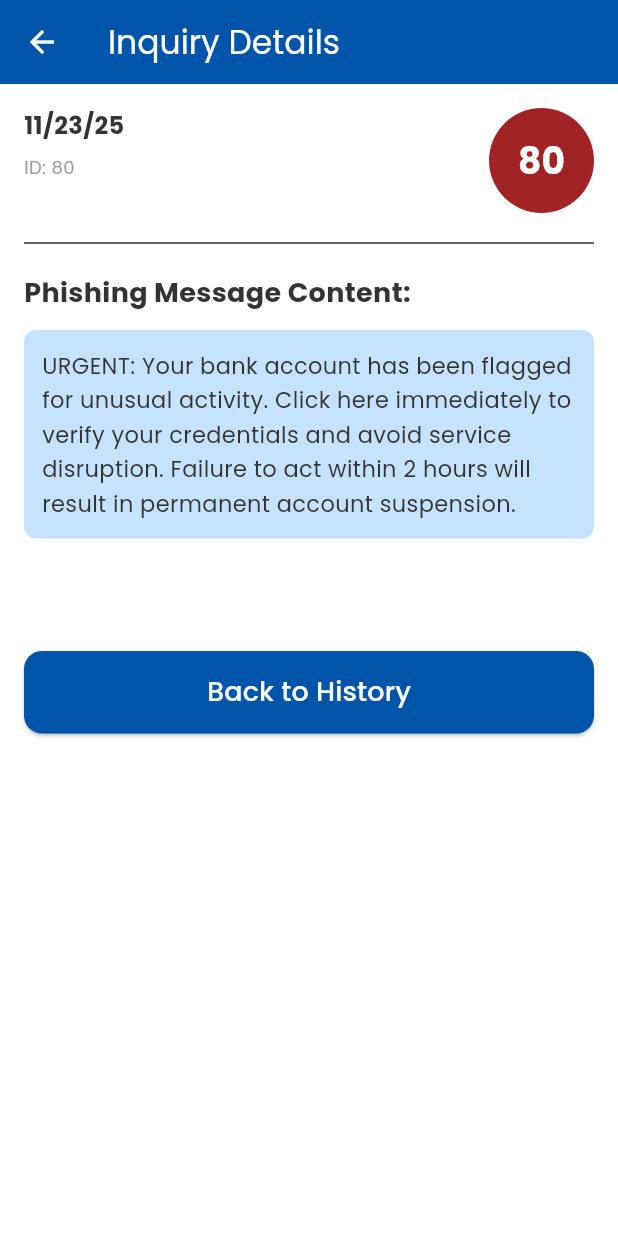
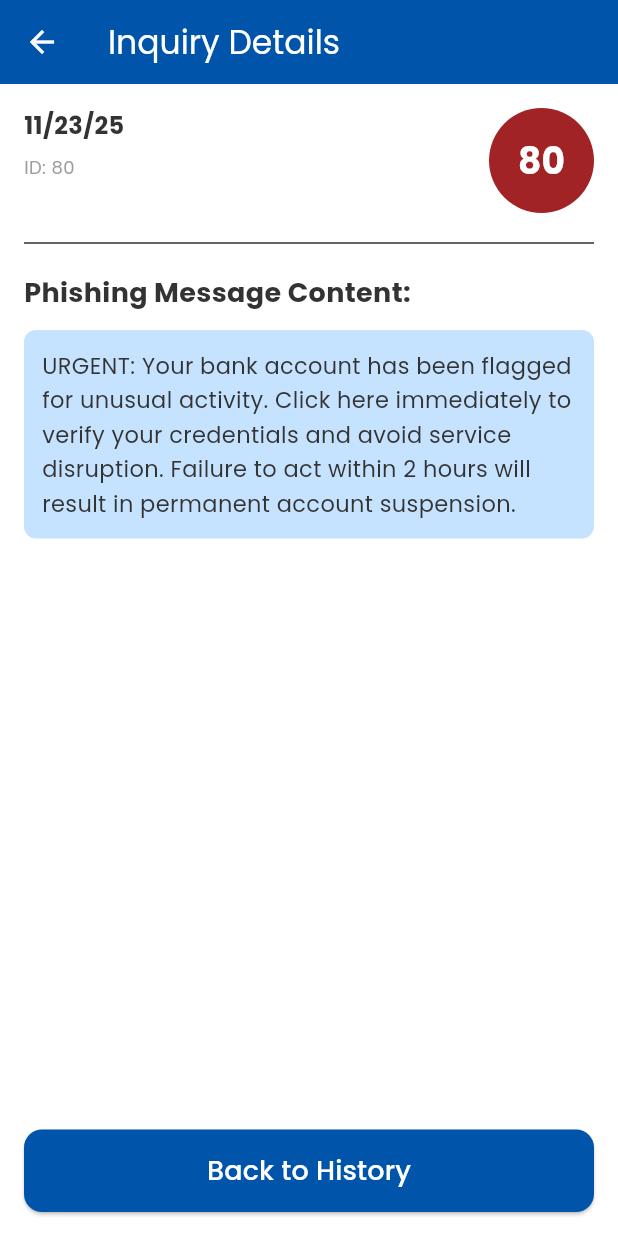
Before and after one commit to ardilyce/CS310_Project, a Flutter app: the InquiryDetailsScreen screen opened directly with sample values from the repository, on a phone screen of 412 x 824 dp. Run offline on Flutter 3.47's test engine with Material 3 defaults, Android fonts, the phone set to English and light mode, and no system bars; our stand-ins replace cloud_firestore, firebase_auth, firebase_core, image_picker; missing offline and left inert: google_mlkit_text_recognition; accounts and stored records are empty.

```diff
--- a/lib/screens/previous_inquiries_screen.dart
+++ b/lib/screens/previous_inquiries_screen.dart
@@ -147,7 +147,7 @@ class InquiryDetailsScreen extends StatelessWidget {
 
     // 1. Create a list for the main UI components
     List<Widget> contentChildren = [
-      // Header section
+      // Header section: Date, ID, and Score Circle
       Row(
         mainAxisAlignment: MainAxisAlignment.spaceBetween,
         crossAxisAlignment: CrossAxisAlignment.start,
@@ -156,7 +156,7 @@ class InquiryDetailsScreen extends StatelessWidget {
             crossAxisAlignment: CrossAxisAlignment.start,
             children: [
               Text(
-                inquiry.inquiryDateGen(), // Custom date formatting
+                inquiry.inquiryDateGen(),
                 style: TextStyle(
                   fontSize: 16,
                   fontWeight: FontWeight.bold,
@@ -212,7 +212,7 @@ class InquiryDetailsScreen extends StatelessWidget {
       const SizedBox(height: 30),
     ];
 
-    // 2. Add Breakdown items
+    // 2. Add Breakdown items from the Inquiry model (fetched from Firebase)
     if (inquiry.breakdown != null && inquiry.breakdown!.isNotEmpty) {
       contentChildren.add(
         Text(
@@ -226,7 +226,6 @@ class InquiryDetailsScreen extends StatelessWidget {
       );
       contentChildren.add(const SizedBox(height: 8));
 
-      // Loop through breakdown and add to the list
       for (var item in inquiry.breakdown!) {
         contentChildren.add(
           Card(
@@ -260,25 +259,16 @@ class InquiryDetailsScreen extends StatelessWidget {
         backgroundColor: AppUtility.primaryBlue,
         iconTheme: const IconThemeData(color: Colors.white),
       ),
-      body: Stack(
-        children: [
-          SingleChildScrollView(
-            padding: const EdgeInsets.only(bottom: 100.0),
-            child: Padding(
+      body: SingleChildScrollView(
         padding: const EdgeInsets.all(16.0),
         child: Column(
           crossAxisAlignment: CrossAxisAlignment.start,
-                children: contentChildren, // Pass the list we built
+          children: contentChildren,
         ),
       ),
-          ),
-          Positioned(
-            left: 0,
-            right: 0,
-            bottom: 0,
-            child: Container(
+      // Sticky bottom button to return to history
+      bottomNavigationBar: Padding(
         padding: const EdgeInsets.all(16.0),
-              color: AppUtility.background,
         child: ElevatedButton(
           onPressed: () => Navigator.pop(context),
           style: ElevatedButton.styleFrom(
@@ -291,9 +281,6 @@ class InquiryDetailsScreen extends StatelessWidget {
             style: TextStyle(fontSize: 18, color: Colors.white),
           ),
         ),
-            ),
-          ),
-        ],
       ),
     );
   }
```
Lines whose indentation alone changed are shown as unchanged.
